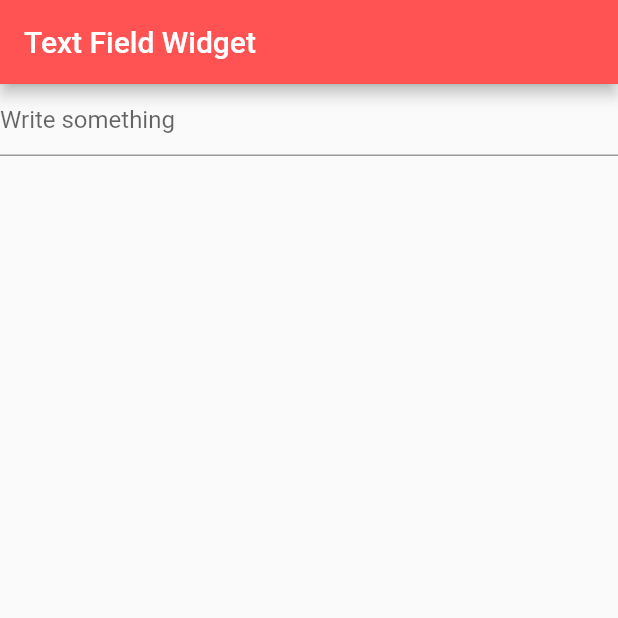
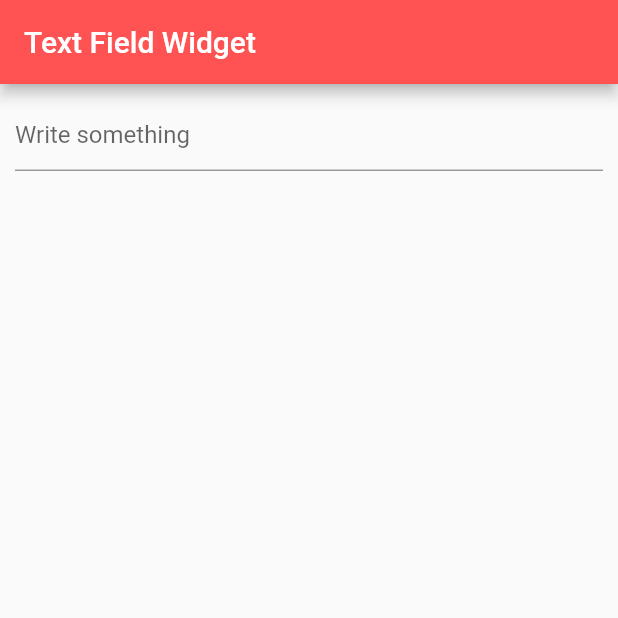
Before and after one commit to JKBustillo/first-app-fluttler, a Flutter app: the screen it shows after launch, on a phone screen of 412 x 824 dp, the top half of it. Run offline on Flutter 3.47's test engine with Material 2 defaults, Android fonts, the phone set to English and light mode, and no system bars.

Commit message:
feat: textfield cleaned after submitting and some styles

```diff
--- a/lib/main.dart
+++ b/lib/main.dart
@@ -15,9 +15,13 @@ class MyTextField extends StatefulWidget {
 
 class _MyTextFieldState extends State<MyTextField> {
   String inputValue = "";
+
+  final TextEditingController controller = new TextEditingController();
+
   void onSubmitted(String value) {
     setState(() {
-      inputValue = value;
+      inputValue = inputValue + "\n" + value;
+      controller.text = "";
     });
   }
 
@@ -29,14 +33,19 @@ class _MyTextFieldState extends State<MyTextField> {
         backgroundColor: Colors.redAccent,
       ),
       body: new Container(
+        padding: const EdgeInsets.all(10.0),
         child: new Center(
           child: new Column(
             children: <Widget>[
               new TextField(
                 decoration: new InputDecoration(hintText: "Write something"),
                 onSubmitted: (String value) {onSubmitted(value);},
+                controller: controller,
               ),
-              new Text(inputValue)
+              new Container(
+                padding: const EdgeInsets.all(10.0),
+                child: new Text(inputValue)
+              ),
             ],
           )
         ),
```
